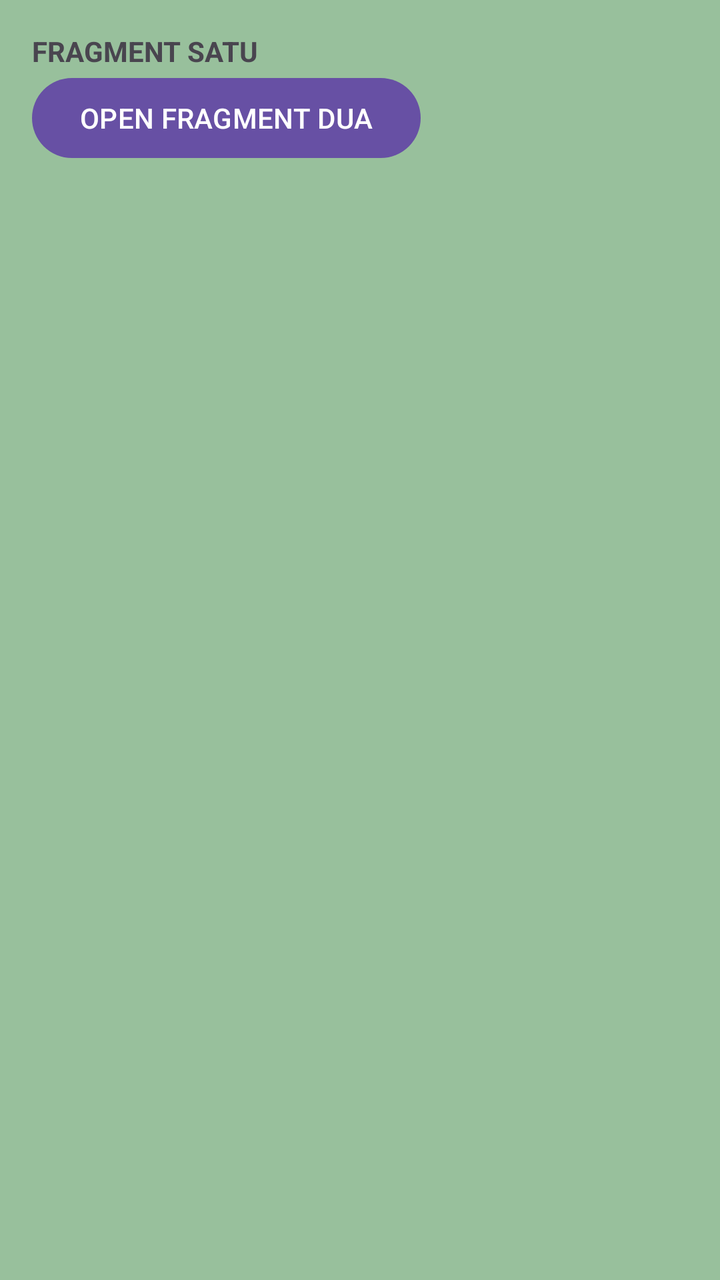
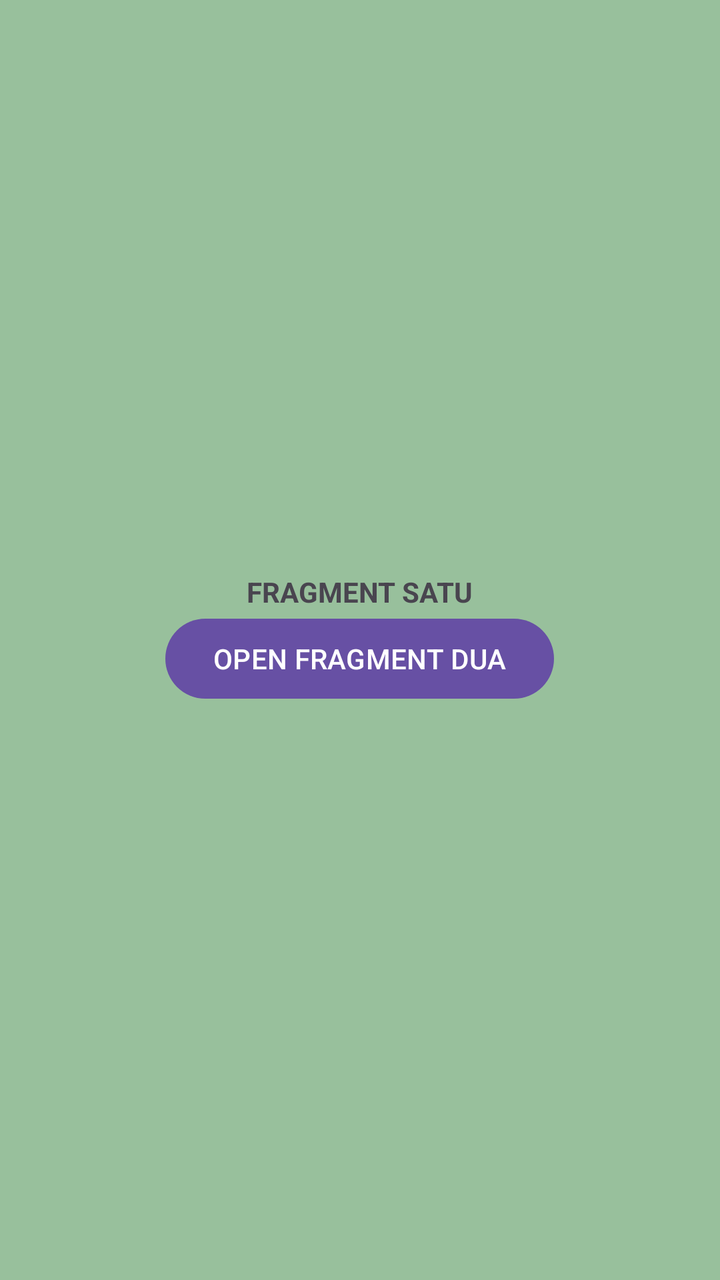

Before-and-after screenshots of an Android layout around one commit, followed by the original layout XML and the change that was made.
<!-- AndroidManifest.xml: application theme Theme.LatFragmentSederhana -->
<!-- res/layout/fragment_f_satu.xml -->
<?xml version="1.0" encoding="utf-8"?>
<LinearLayout xmlns:android="http://schemas.android.com/apk/res/android"
    xmlns:tools="http://schemas.android.com/tools"
    android:layout_width="match_parent"
    android:layout_height="match_parent"
    tools:context=".fSatu"
    android:background="#98C09C"
    android:padding="16dp"
    android:orientation="vertical">

    <TextView
        android:layout_width="wrap_content"
        android:layout_height="wrap_content"
        android:id="@+id/tvJudul"
        android:text="FRAGMENT SATU"
        android:gravity="center"
        android:textStyle="bold">
    </TextView>
    <Button
        android:layout_width="wrap_content"
        android:layout_height="wrap_content"
        android:id="@+id/btnOpenFSatu"
        android:text="OPEN FRAGMENT DUA">
    </Button>
</LinearLayout>
<!-- resources referenced by this layout -->
<resources>
  <style name="Theme.LatFragmentSederhana" parent="Base.Theme.LatFragmentSederhana" />
  <style name="Base.Theme.LatFragmentSederhana" parent="Theme.Material3.DayNight.NoActionBar">
          
          
      </style>
</resources>

<!-- the commit's change to res/layout/fragment_f_satu.xml (unified diff, before → after) -->
@@ -6,7 +6,8 @@
     tools:context=".fSatu"
     android:background="#98C09C"
     android:padding="16dp"
-    android:orientation="vertical">
+    android:orientation="vertical"
+    android:gravity="center">
 
     <TextView
         android:layout_width="wrap_content"
